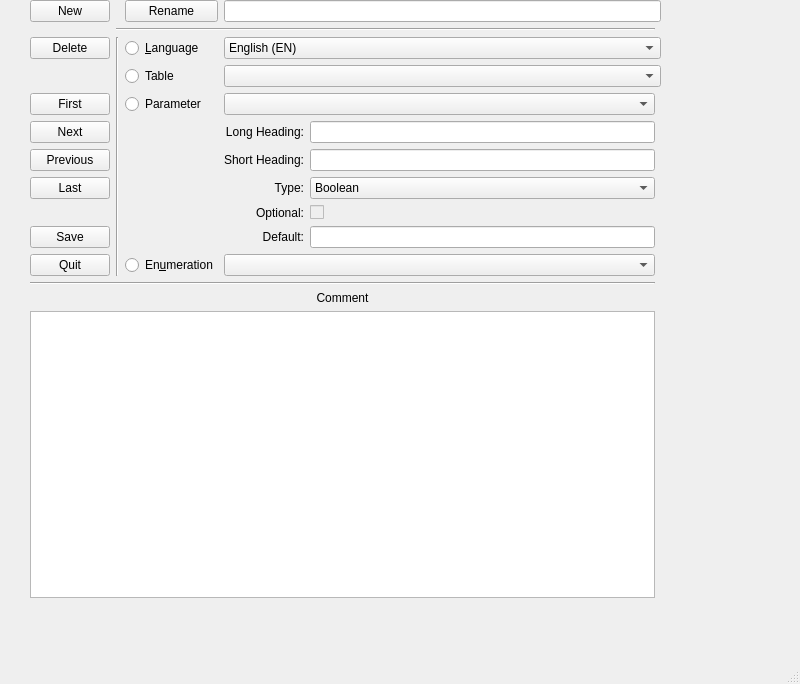
Qt form tables_editor.ui (waynegramlich/table_tools) before a commit.
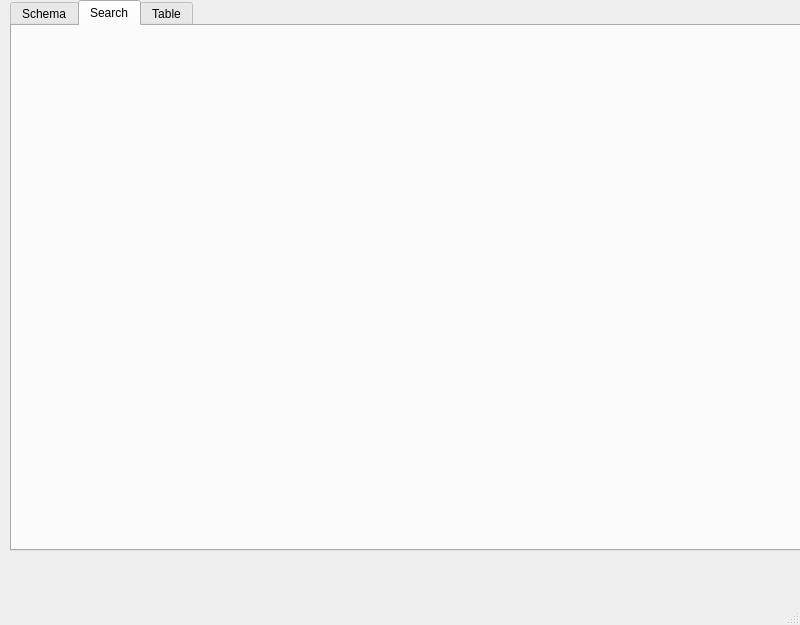
The same form after that commit. The open tabs and pages were chosen to show the change.

Commit message: Started converting over to a tabbed user interface.

Patch:
```diff
--- a/tables_editor.ui
+++ b/tables_editor.ui
@@ -7,13 +7,29 @@
     <x>0</x>
     <y>0</y>
     <width>800</width>
-    <height>684</height>
+    <height>625</height>
    </rect>
   </property>
   <property name="windowTitle">
    <string>Tables Editor</string>
   </property>
   <widget class="QWidget" name="centralwidget">
+   <widget class="QTabWidget" name="tabs">
+    <property name="geometry">
+     <rect>
+      <x>10</x>
+      <y>0</y>
+      <width>791</width>
+      <height>551</height>
+     </rect>
+    </property>
+    <property name="currentIndex">
+     <number>0</number>
+    </property>
+    <widget class="QWidget" name="schema_tab">
+     <attribute name="title">
+      <string>Schema</string>
+     </attribute>
    <widget class="QWidget" name="gridLayoutWidget">
     <property name="geometry">
      <rect>
@@ -272,6 +288,40 @@
       </widget>
      </item>
     </layout>
+     </widget>
+    </widget>
+    <widget class="QWidget" name="search_tab">
+     <attribute name="title">
+      <string>Search</string>
+     </attribute>
+     <widget class="QWidget" name="gridLayoutWidget_2">
+      <property name="geometry">
+       <rect>
+        <x>0</x>
+        <y>0</y>
+        <width>781</width>
+        <height>511</height>
+       </rect>
+      </property>
+      <layout class="QGridLayout" name="search_grid"/>
+     </widget>
+    </widget>
+    <widget class="QWidget" name="table_tab">
+     <attribute name="title">
+      <string>Table</string>
+     </attribute>
+     <widget class="QWidget" name="gridLayoutWidget_3">
+      <property name="geometry">
+       <rect>
+        <x>0</x>
+        <y>0</y>
+        <width>781</width>
+        <height>511</height>
+       </rect>
+      </property>
+      <layout class="QGridLayout" name="table_grid"/>
+     </widget>
+    </widget>
    </widget>
   </widget>
   <widget class="QMenuBar" name="menubar">
```
Left out of the diff: 2 changed lines with no effect on the pictures. Lines whose indentation alone changed are shown as unchanged.
